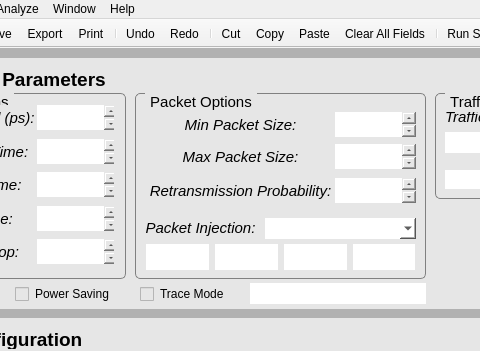
This is noximgui.ui in mvxt/noximGUI as Qt 5 draws it before an edit; both pictures show x 120 to 600 and y 0 to 351 of the 850 by 892 pixel window. The edited form follows.
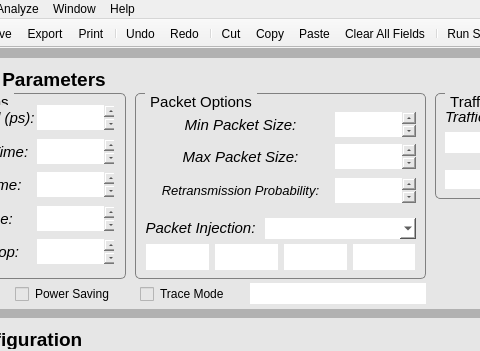
This is the edited form. Icons and pictures are not drawn.

The edit to the form file:
```diff
--- a/noximgui.ui
+++ b/noximgui.ui
@@ -1048,7 +1048,7 @@
 font-style: italic;</string>
           </property>
           <property name="text">
-           <string>&lt;html&gt;&lt;head/&gt;&lt;body&gt;&lt;p align=&quot;center&quot;&gt;Retransmission Probability:&lt;/p&gt;&lt;/body&gt;&lt;/html&gt;</string>
+           <string>&lt;html&gt;&lt;head/&gt;&lt;body&gt;&lt;p align=&quot;center&quot;&gt;&lt;span style=&quot; font-size:10pt;&quot;&gt;Retransmission Probability:&lt;/span&gt;&lt;/p&gt;&lt;/body&gt;&lt;/html&gt;</string>
           </property>
          </widget>
          <widget class="QTextEdit" name="Retransmission_Edit">
```
Left out of the diff: 71 changed lines with no effect on the pictures.
